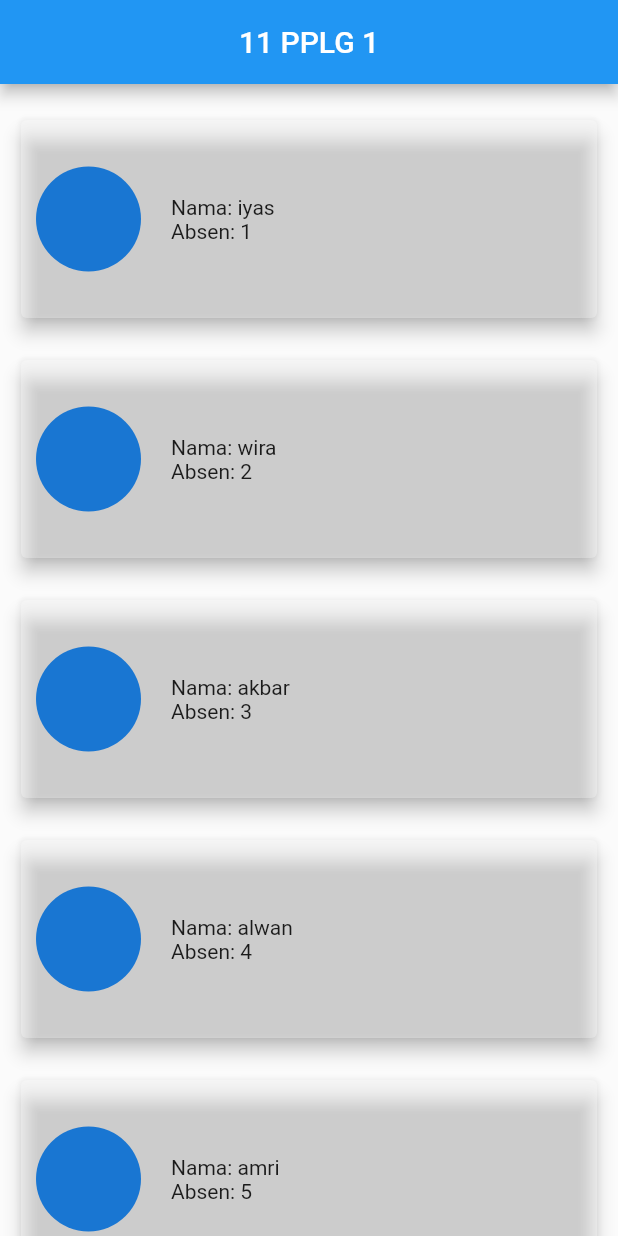
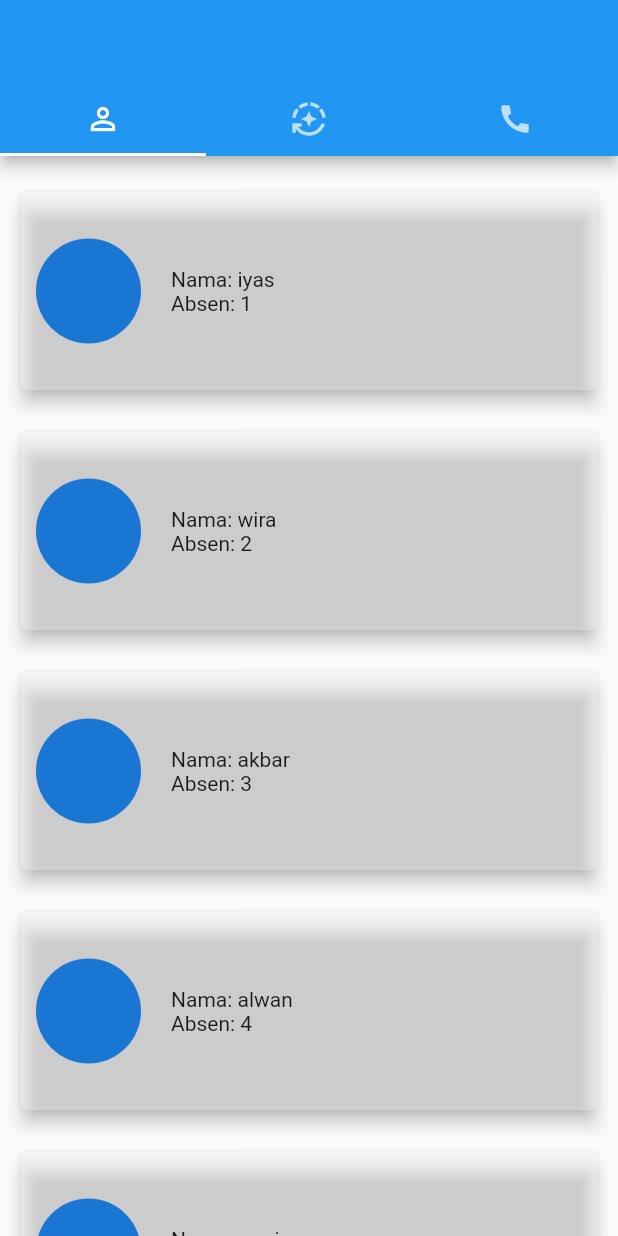
Before and after one commit to Mikaaz/Tugas-ListView, a Flutter app: the screen it shows after launch, on a phone screen of 412 x 824 dp. Run offline on Flutter 3.47's test engine with Material 2 defaults, Android fonts, the phone set to English and light mode, and no system bars.

Commit message:
feat : [MH] add fitur tabbed and delete list

```diff
--- a/lib/list_view.dart
+++ b/lib/list_view.dart
@@ -1,62 +1,52 @@
 // import package
 import 'package:flutter/material.dart';
 import 'package:listview/object_list.dart';
+import 'package:listview/widget/item.dart';
 
-class ListPage extends StatelessWidget {
+class ListPage extends StatefulWidget {
   static const routeName = "second_page";
+
+  @override
+  State<ListPage> createState() => _ListPageState();
+}
+
+class _ListPageState extends State<ListPage>
+    with SingleTickerProviderStateMixin {
+  TabController? _controller;
+  int _selectedIndex = 0;
+
+  List<Widget> list = [
+    Tab(icon: Icon(Icons.person_outline)),
+    Tab(icon: Icon(Icons.auto_mode)),
+    Tab(icon: Icon(Icons.call)),
+  ];
+
+  @override
+  void initState() {
+    // TODO: implement initState
+    super.initState();
+    _controller = TabController(length: list.length, vsync: this);
+    _controller!.addListener(() {
+      setState(() {
+        _selectedIndex = _controller!.index;
+      });
+      print("Selected Index: " + _controller!.index.toString());
+    });
+  }
+
   @override
   Widget build(BuildContext context) {
     return Scaffold(
       appBar: AppBar(
-        title: Container(
-            width: MediaQuery.of(context).size.width,
-            child: Text("11 PPLG 1", textAlign: TextAlign.center)),
+        bottom: TabBar(tabs: list, controller: _controller, onTap: (index){},),
       ),
-      body: Container(
-        height: MediaQuery.of(context).size.height,
-        width: MediaQuery.of(context).size.width,
-        color: Colors.white12,
-        child: ListView.builder(
-            itemCount: data.length,
-            itemBuilder: (BuildContext context, index) {
-              return Container(
-                margin: EdgeInsets.only(top: 10, bottom: 0),
-                padding: EdgeInsets.fromLTRB(10, 10, 10, 0),
-                height: 150,
-                width: double.maxFinite,
-                child: Card(
-                  color: Colors.white30,
-                  elevation: 5,
-                  child: Stack(
-                    children: [
-                      Row(
-                        children: <Widget>[
-                          Padding(
-                            padding: const EdgeInsets.only(left: 10, right: 10),
-                            child: CircleAvatar(
-                              radius: 35,
-                            ),
-                          ),
-                          Expanded(
-                            child: Container(
-                              margin: EdgeInsets.only(left: 10, right: 10),
-                              child: Column(
-                                mainAxisAlignment: MainAxisAlignment.center,
-                                crossAxisAlignment: CrossAxisAlignment.start,
-                                children: [
-                                  Text("Nama: ${data[index].nama}"),
-                                  Text("Absen: ${data[index].absen}"),
-                                ],
-                              ),
-                            ),
-                          )
-                        ],
-                      ),
-                    ],
-                  ),
-                ),
-              );
-            }),
+      body: TabBarView(
+      controller: _controller,
+      children: [
+        item(),
+        Center(child: Text( _selectedIndex.toString()),),
+        Center(child: Text( _selectedIndex.toString()),),
+      ],
       ),
     );
   }
--- /dev/null
+++ b/lib/widget/item.dart
@@ -0,0 +1,94 @@
+import 'package:flutter/material.dart';
+
+import '../object_list.dart';
+
+class item extends StatefulWidget {
+  const item({Key? key}) : super(key: key);
+
+  @override
+  State<item> createState() => _itemState();
+}
+
+class _itemState extends State<item> {
+
+  @override
+  void setState(VoidCallback fn) {
+    // TODO: implement setState
+    super.setState(fn);
+  }
+  @override
+  Widget build(BuildContext context) {
+    return Container(
+      height: MediaQuery.of(context).size.height,
+      width: MediaQuery.of(context).size.width,
+      color: Colors.white12,
+      child: ListView.builder(
+          itemCount: data.length,
+          itemBuilder: (BuildContext cosntext, index) {
+            return GestureDetector(
+              onTap: () {
+                showDialog(
+                    context: context,
+                    builder: (BuildContext context) => AlertDialog(
+                          title: Text("Delete Person"),
+                          content: Text(
+                              "Are You Sure Want To Delete ${data[index].nama}"),
+                          actions: [
+                            TextButton(
+                                onPressed: () {
+                                  setState(() {
+                                    data.removeAt(index);
+                                  });
+                                  Navigator.pop(context);
+                                },
+                                child: Text("Yes")),
+                            TextButton(
+                                onPressed: () {
+                                  Navigator.pop(context);
+                                },
+                                child: Text("No"))
+                          ],
+                        ));
+              },
+              child: Container(
+                margin: EdgeInsets.only(top: 10, bottom: 0),
+                padding: EdgeInsets.fromLTRB(10, 10, 10, 0),
+                height: 150,
+                width: double.maxFinite,
+                child: Card(
+                  color: Colors.white30,
+                  elevation: 5,
+                  child: Stack(
+                    children: [
+                      Row(
+                        children: <Widget>[
+                          Padding(
+                            padding: const EdgeInsets.only(left: 10, right: 10),
+                            child: CircleAvatar(
+                              radius: 35,
+                            ),
+                          ),
+                          Expanded(
+                            child: Container(
+                              margin: EdgeInsets.only(left: 10, right: 10),
+                              child: Column(
+                                mainAxisAlignment: MainAxisAlignment.center,
+                                crossAxisAlignment: CrossAxisAlignment.start,
+                                children: [
+                                  Text("Nama: ${data[index].nama}"),
+                                  Text("Absen: ${data[index].absen}"),
+                                ],
+                              ),
+                            ),
+                          )
+                        ],
+                      ),
+                    ],
+                  ),
+                ),
+              ),
+            );
+          }),
+    );
+  }
+}
```
